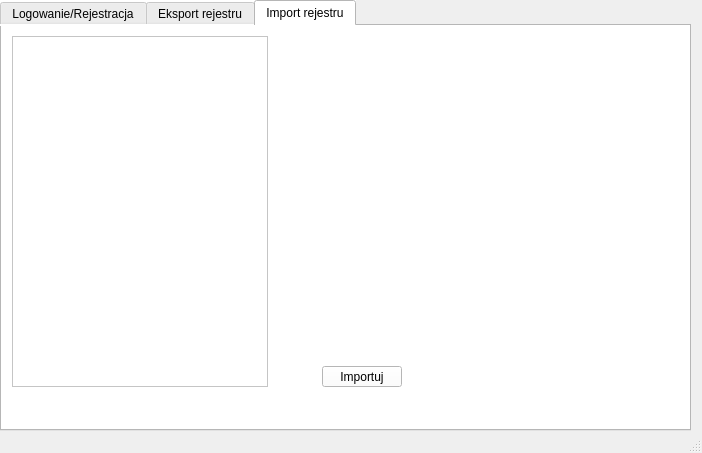
The window that mainwindow.ui (Wasgo097/System_programming_Project) describes before a commit, drawn with Qt 5.
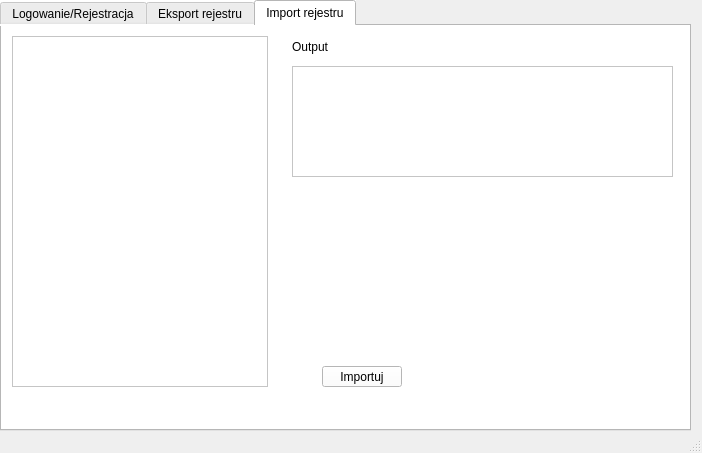
The same window after the commit. The open tabs and pages were chosen to show the change.

```diff
--- a/mainwindow.ui
+++ b/mainwindow.ui
@@ -339,6 +339,29 @@
           </rect>
          </property>
         </widget>
+        <widget class="QLabel" name="label_8">
+         <property name="geometry">
+          <rect>
+           <x>290</x>
+           <y>10</y>
+           <width>101</width>
+           <height>21</height>
+          </rect>
+         </property>
+         <property name="text">
+          <string>Output</string>
+         </property>
+        </widget>
+        <widget class="QTextBrowser" name="output_2">
+         <property name="geometry">
+          <rect>
+           <x>290</x>
+           <y>40</y>
+           <width>381</width>
+           <height>111</height>
+          </rect>
+         </property>
+        </widget>
        </widget>
       </widget>
      </item>
```
Left out of the diff: 2 changed lines with no effect on the pictures.
